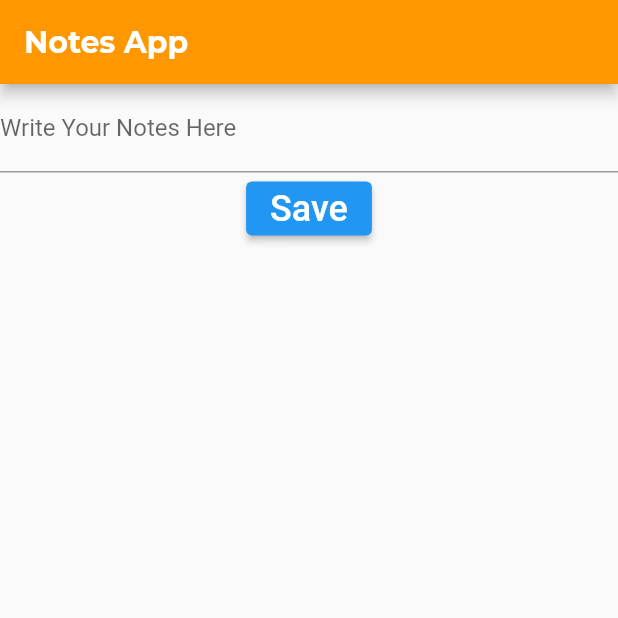
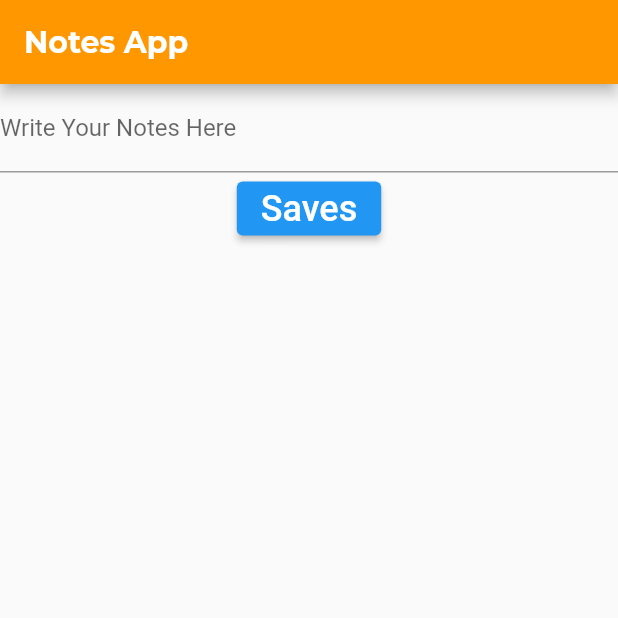
Before and after one commit to shubhang1206/notes_app, a Flutter app: the screen it shows after launch, on a phone screen of 412 x 824 dp, the top half of it. Run offline on Flutter 3.47's test engine with Material 2 defaults, Android fonts, the phone set to English and light mode, and no system bars; our stand-ins replace google_fonts.

Commit message:
Update main.dart

```diff
--- a/lib/main.dart
+++ b/lib/main.dart
@@ -26,7 +26,7 @@ class MyApp extends StatelessWidget {
             ElevatedButton(
               onPressed: () {},
               child: const Text(
-                'Save',
+                'Saves',
                 style: TextStyle(fontSize: 24),
               ),
             ),
```
